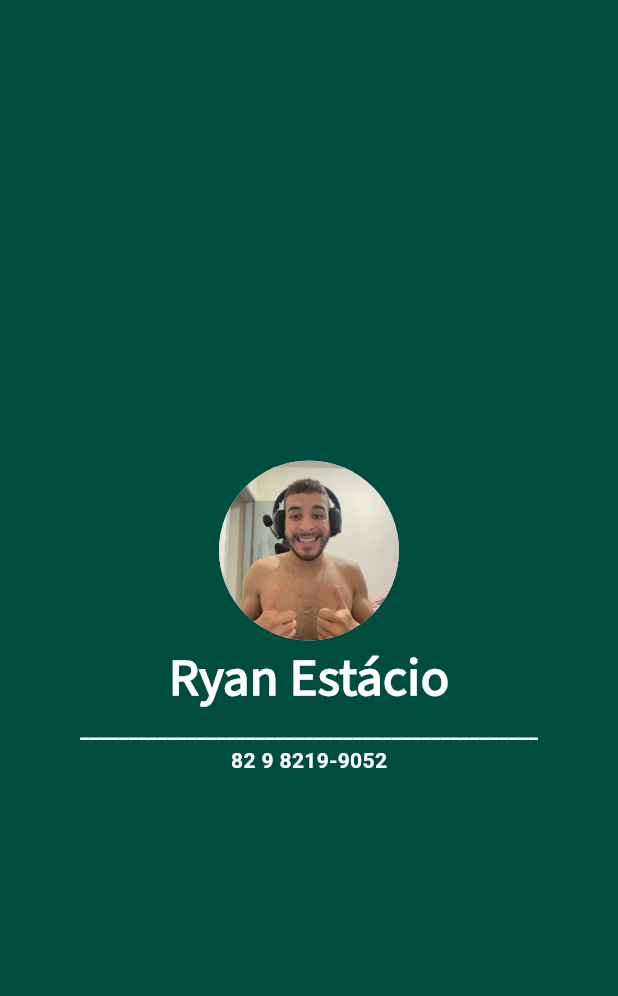
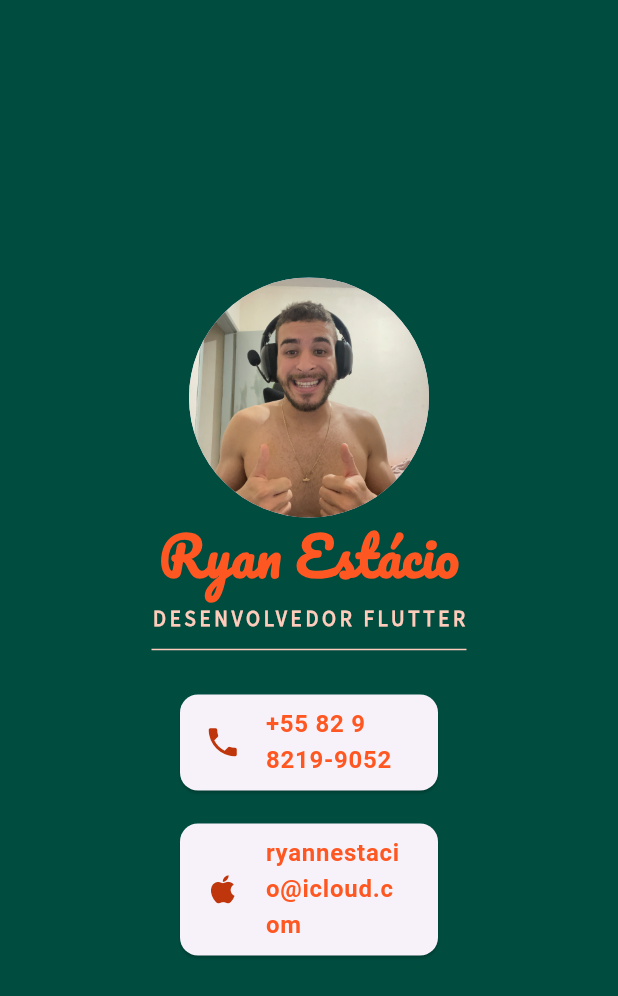
Before and after one commit to ryannestacio/cartao-visita, a Flutter app: the screen it shows after launch, on a phone screen of 412 x 824 dp. Shown: the top 996 px of the screen. Run offline on Flutter 3.47's test engine with Material 3 defaults, Android fonts, the phone set to English and light mode, and no system bars.

Commit message:
versão final

```diff
--- a/lib/main.dart
+++ b/lib/main.dart
@@ -19,31 +19,65 @@ class DesefioRowColumn extends StatelessWidget {
             Center(
               child: CircleAvatar(
                 backgroundImage: AssetImage('assets/images/eu.jpg'),
-                radius: 60,
+                radius: 80,
               ),
             ),
             Text(
               'Ryan Estácio',
               style: TextStyle(
-                color: Colors.white,
+                color: Colors.deepOrange,
                 fontSize: 35,
                 fontWeight: FontWeight.bold,
-                fontFamily: 'Source Pro',
+                fontFamily: 'Pacifico',
               ),
             ),
+            SizedBox(height: 8),
             Text(
-              '_______________________________________________',
+              'DESENVOLVEDOR FLUTTER',
               style: TextStyle(
                 fontWeight: FontWeight.bold,
-                color: Colors.white,
+                color: Colors.deepOrange.shade100,
+                fontFamily: 'Source Pro',
+                letterSpacing: 2.5,
               ),
             ),
-            Text(
-              '82 9 8219-9052',
-              style: TextStyle(
-                color: Colors.white,
-                fontWeight: FontWeight.bold,
-                overflow: TextOverflow.clip,
+            SizedBox(
+              width: 210,
+              height: 20,
+              child: Divider(color: Colors.deepOrange.shade100),
+            ),
+            Card(
+              margin: EdgeInsets.symmetric(vertical: 20, horizontal: 120),
+              child: ListTile(
+                leading: Icon(
+                  Icons.phone,
+                  size: 25,
+                  color: Colors.deepOrange[900],
+                ),
+                title: Text(
+                  '+55 82 9 8219-9052',
+                  style: TextStyle(
+                    color: Colors.deepOrange,
+                    fontWeight: FontWeight.bold,
+                  ),
+                ),
+              ),
+            ),
+            Card(
+              margin: EdgeInsets.symmetric(vertical: 2, horizontal: 120),
+              child: ListTile(
+                leading: Icon(
+                  Icons.apple,
+                  size: 25,
+                  color: Colors.deepOrange[900],
+                ),
+                title: Text(
+                  'ryannestacio@icloud.com',
+                  style: TextStyle(
+                    color: Colors.deepOrange,
+                    fontWeight: FontWeight.bold,
+                  ),
+                ),
               ),
             ),
           ],
```
